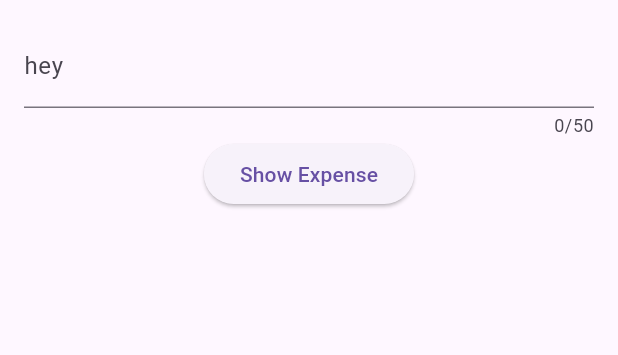
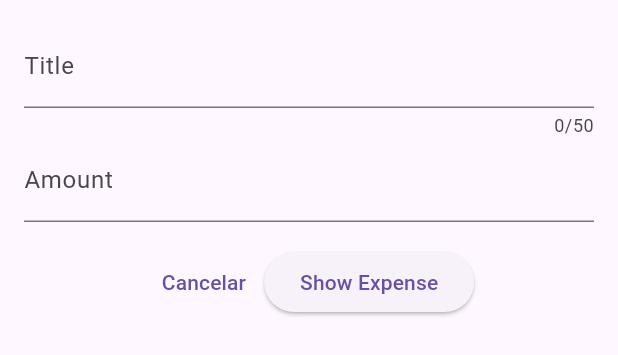
Before and after one commit to rjla-developer/expense_tracker, a Flutter app: the NewExpense widget shown alone on an empty page, opened directly, on a phone screen of 412 x 824 dp. Shown: the top 355 px of the screen. Run offline on Flutter 3.47's test engine with Material 3 defaults, Android fonts, the phone set to English and light mode, and no system bars.

Commit message:
Se creo otro input y se dio la lógica al botón de Cancel para cerrar el modal

```diff
--- a/lib/widgets/expenses_list/new_expense.dart
+++ b/lib/widgets/expenses_list/new_expense.dart
@@ -9,10 +9,12 @@ class NewExpense extends StatefulWidget {
 
 class _NewExpenseState extends State<NewExpense> {
   final _titleController = TextEditingController();
+  final _amountController = TextEditingController();
 
   @override
   void dispose() {
     _titleController.dispose();
+    _amountController.dispose();
     super.dispose();
   }
 
@@ -26,14 +28,34 @@ class _NewExpenseState extends State<NewExpense> {
             controller: _titleController,
             maxLength: 50,
             decoration: const InputDecoration(
-              label: Text('hey'),
+              label: Text('Title'),
             ),
           ),
-          ElevatedButton(
-            onPressed: () {
-              print(_titleController.text);
-            },
-            child: const Text('Show Expense'),
+          TextField(
+            controller: _amountController,
+            keyboardType: TextInputType.number,
+            decoration: const InputDecoration(
+              prefixText: '\$',
+              label: Text('Amount'),
+            ),
+          ),
+          const SizedBox(height: 16),
+          Row(
+            mainAxisAlignment: MainAxisAlignment.center,
+            children: [
+              TextButton(
+                  onPressed: () {
+                    Navigator.pop(context);
+                  },
+                  child: const Text('Cancelar')),
+              ElevatedButton(
+                onPressed: () {
+                  print(_titleController.text);
+                  print(_amountController.text);
+                },
+                child: const Text('Show Expense'),
+              ),
+            ],
           ),
         ],
       ),
```
